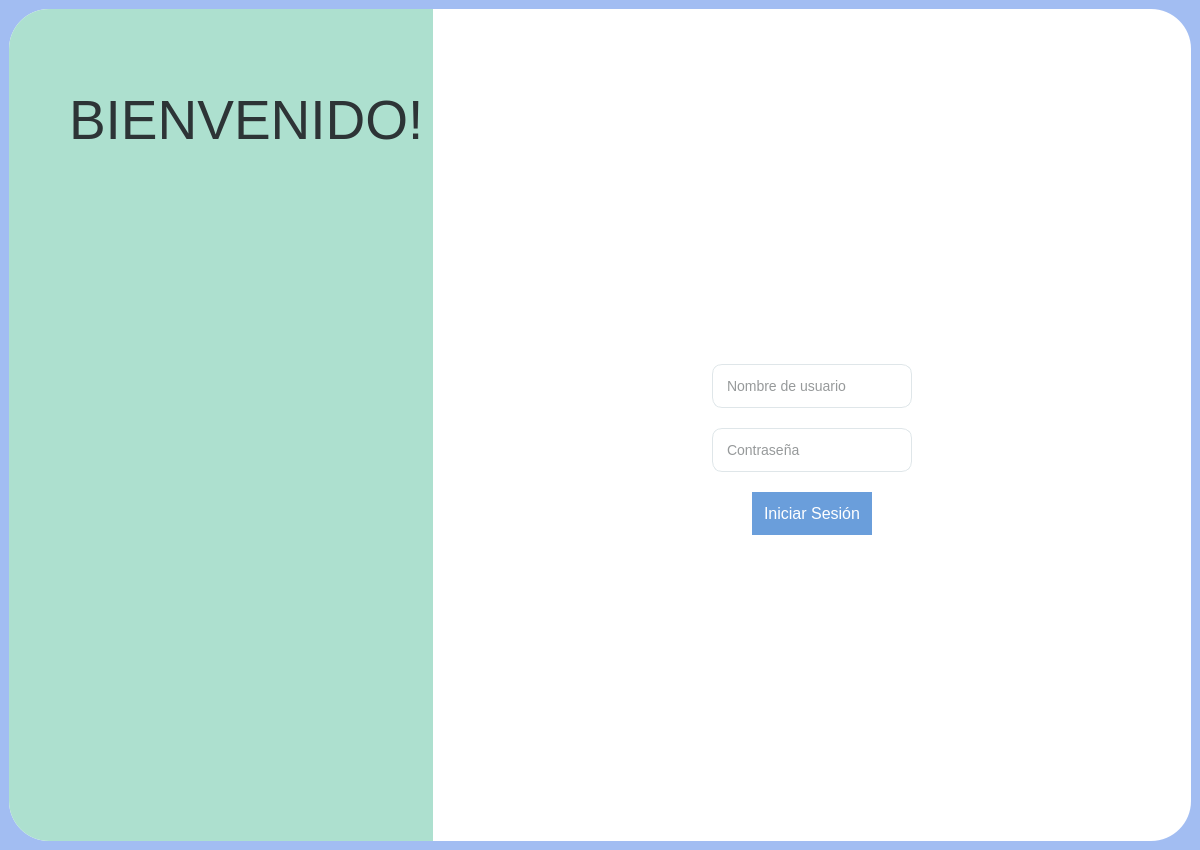
The window that src/vista/Ui/VistaLogin.ui (hgarcg04/software-engineering) describes before a commit, drawn with Qt 5.
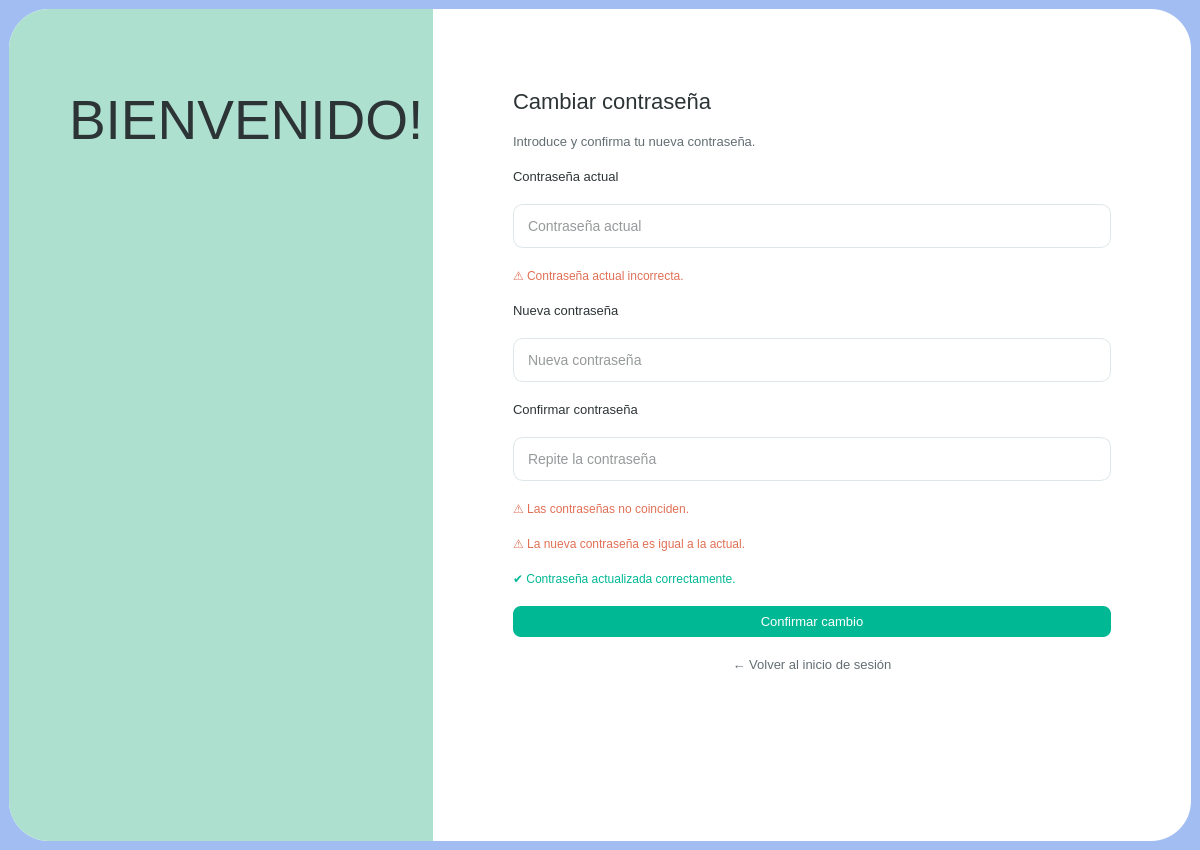
The same window after the commit. The open tabs and pages were chosen to show the change. Icons and pictures are not drawn.

Commit message: Cambio de contraseña en el controlador principal

```diff
--- a/src/vista/Ui/VistaLogin.ui
+++ b/src/vista/Ui/VistaLogin.ui
@@ -27,6 +27,8 @@
     #btn_login { background-color: #6a9edb; color: white; border-radius: 22px; padding: 12px; font-family: 'Segoe UI Semibold'; font-size: 16px; }
     #btn_login:hover { background-color: #5a8dc7; }
     #lbl_forgot, #lbl_signup { color: #00b894; font-size: 13px; font-weight: bold; }
+    #btn_change_pass { background-color: transparent; color: #00b894; border: none; font-family: 'Segoe UI'; font-size: 13px; }
+    #btn_change_pass:hover { color: #00a381; text-decoration: underline; }
    </string>
   </property>
   <widget class="QWidget" name="centralwidget">
@@ -85,6 +87,18 @@
        <item>
         <widget class="QFrame" name="rightPanel">
          <layout class="QVBoxLayout" name="verticalLayout_3">
+          <property name="spacing"><number>0</number></property>
+          <property name="leftMargin"><number>0</number></property>
+          <property name="topMargin"><number>0</number></property>
+          <property name="rightMargin"><number>0</number></property>
+          <property name="bottomMargin"><number>0</number></property>
+          <item>
+           <widget class="QStackedWidget" name="stackedWidget">
+            <property name="currentIndex"><number>0</number></property>
+
+            <!-- PÁGINA 0: LOGIN -->
+            <widget class="QWidget" name="page_login">
+             <layout class="QVBoxLayout" name="layout_login">
           <property name="spacing"><number>20</number></property>
           <property name="leftMargin"><number>80</number></property>
           <property name="topMargin"><number>80</number></property>
@@ -178,6 +192,144 @@
             <property name="orientation"><enum>Qt::Vertical</enum></property>
             <property name="sizeHint" stdset="0"><size><width>0</width><height>0</height></size></property>
            </spacer>
+              </item>
+             </layout>
+            </widget>
+
+            <!-- PÁGINA 1: CAMBIAR CONTRASEÑA -->
+            <widget class="QWidget" name="page_password">
+             <layout class="QVBoxLayout" name="layout_password">
+              <property name="spacing"><number>20</number></property>
+              <property name="leftMargin"><number>80</number></property>
+              <property name="topMargin"><number>80</number></property>
+              <property name="rightMargin"><number>80</number></property>
+              <property name="bottomMargin"><number>80</number></property>
+              <item>
+               <widget class="QLabel" name="lbl_pw_titulo">
+                <property name="text"><string>Cambiar contraseña</string></property>
+                <property name="styleSheet">
+                 <string>font-family: 'Segoe UI Black'; font-size: 22px; color: #2d3436;</string>
+                </property>
+               </widget>
+              </item>
+              <item>
+               <widget class="QLabel" name="lbl_pw_sub">
+                <property name="text"><string>Introduce y confirma tu nueva contraseña.</string></property>
+                <property name="styleSheet">
+                 <string>font-family: 'Segoe UI'; font-size: 13px; color: #636e72;</string>
+                </property>
+               </widget>
+              </item>
+              <item>
+               <widget class="QLabel" name="lbl_pw_actual">
+                <property name="text"><string>Contraseña actual</string></property>
+                <property name="styleSheet">
+                 <string>font-family: 'Segoe UI Semibold'; font-size: 13px; color: #2d3436;</string>
+                </property>
+               </widget>
+              </item>
+              <item>
+               <widget class="QLineEdit" name="input_pw_actual">
+                <property name="maximumWidth"><number>400</number></property>
+                <property name="echoMode"><enum>QLineEdit::Password</enum></property>
+                <property name="placeholderText"><string>Contraseña actual</string></property>
+               </widget>
+              </item>
+              <item>
+               <widget class="QLabel" name="lbl_pw_error_actual">
+                <property name="text"><string>⚠ Contraseña actual incorrecta.</string></property>
+                <property name="visible"><bool>false</bool></property>
+                <property name="styleSheet">
+                 <string>color: #e17055; font-family: 'Segoe UI'; font-size: 12px;</string>
+                </property>
+               </widget>
+              </item>
+              <item>
+               <widget class="QLabel" name="lbl_pw_nueva">
+                <property name="text"><string>Nueva contraseña</string></property>
+                <property name="styleSheet">
+                 <string>font-family: 'Segoe UI Semibold'; font-size: 13px; color: #2d3436;</string>
+                </property>
+               </widget>
+              </item>
+              <item>
+               <widget class="QLineEdit" name="input_pw_nueva">
+                <property name="maximumWidth"><number>400</number></property>
+                <property name="echoMode"><enum>QLineEdit::Password</enum></property>
+                <property name="placeholderText"><string>Nueva contraseña</string></property>
+               </widget>
+              </item>
+              <item>
+               <widget class="QLabel" name="lbl_pw_confirmar">
+                <property name="text"><string>Confirmar contraseña</string></property>
+                <property name="styleSheet">
+                 <string>font-family: 'Segoe UI Semibold'; font-size: 13px; color: #2d3436;</string>
+                </property>
+               </widget>
+              </item>
+              <item>
+               <widget class="QLineEdit" name="input_pw_confirmar">
+                <property name="maximumWidth"><number>400</number></property>
+                <property name="echoMode"><enum>QLineEdit::Password</enum></property>
+                <property name="placeholderText"><string>Repite la contraseña</string></property>
+               </widget>
+              </item>
+              <item>
+               <widget class="QLabel" name="lbl_pw_error_coincidencia">
+                <property name="text"><string>⚠ Las contraseñas no coinciden.</string></property>
+                <property name="visible"><bool>false</bool></property>
+                <property name="styleSheet">
+                 <string>color: #e17055; font-family: 'Segoe UI'; font-size: 12px;</string>
+                </property>
+               </widget>
+              </item>
+              <item>
+               <widget class="QLabel" name="lbl_pw_error_igual">
+                <property name="text"><string>⚠ La nueva contraseña es igual a la actual.</string></property>
+                <property name="visible"><bool>false</bool></property>
+                <property name="styleSheet">
+                 <string>color: #e17055; font-family: 'Segoe UI'; font-size: 12px;</string>
+                </property>
+               </widget>
+              </item>
+              <item>
+               <widget class="QLabel" name="lbl_pw_ok">
+                <property name="text"><string>✔ Contraseña actualizada correctamente.</string></property>
+                <property name="visible"><bool>false</bool></property>
+                <property name="styleSheet">
+                 <string>color: #00b894; font-family: 'Segoe UI Semibold'; font-size: 12px;</string>
+                </property>
+               </widget>
+              </item>
+              <item>
+               <widget class="QPushButton" name="btn_pw_confirmar">
+                <property name="text"><string>Confirmar cambio</string></property>
+                <property name="maximumWidth"><number>200</number></property>
+                <property name="styleSheet">
+                 <string>QPushButton { background-color: #00b894; color: white; border-radius: 8px; padding: 8px 18px; font-family: 'Segoe UI Semibold'; font-size: 13px; border: none; } QPushButton:hover { background-color: #00a381; }</string>
+                </property>
+               </widget>
+              </item>
+              <item>
+               <widget class="QPushButton" name="btn_pw_volver">
+                <property name="text"><string>← Volver al inicio de sesión</string></property>
+                <property name="maximumWidth"><number>250</number></property>
+                <property name="styleSheet">
+                 <string>QPushButton { background-color: transparent; color: #636e72; border: none; font-family: 'Segoe UI'; font-size: 13px; } QPushButton:hover { color: #2d3436; }</string>
+                </property>
+                <property name="cursor"><cursorShape>PointingHandCursor</cursorShape></property>
+               </widget>
+              </item>
+              <item>
+               <spacer>
+                <property name="orientation"><enum>Qt::Vertical</enum></property>
+                <property name="sizeHint" stdset="0"><size><width>20</width><height>40</height></size></property>
+               </spacer>
+              </item>
+             </layout>
+            </widget>
+
+           </widget>
           </item>
          </layout>
         </widget>
```
Left out of the diff: 23 changed lines with no effect on the pictures. Lines whose indentation alone changed are shown as unchanged. The commit also changes 9 other files.
